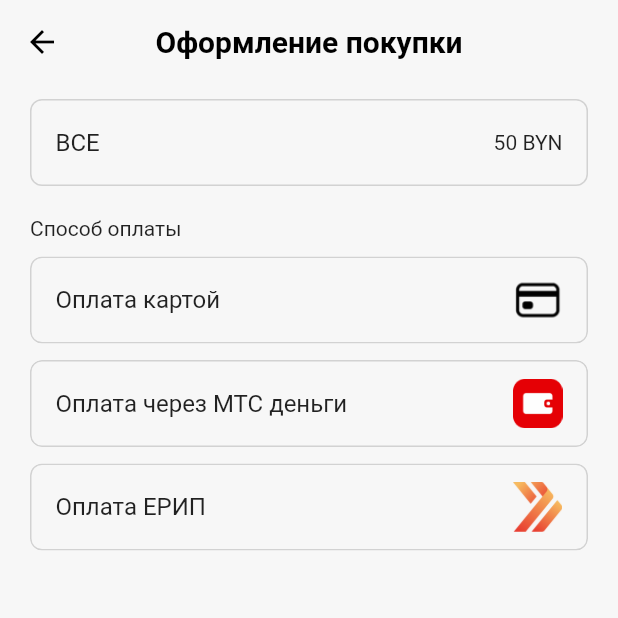
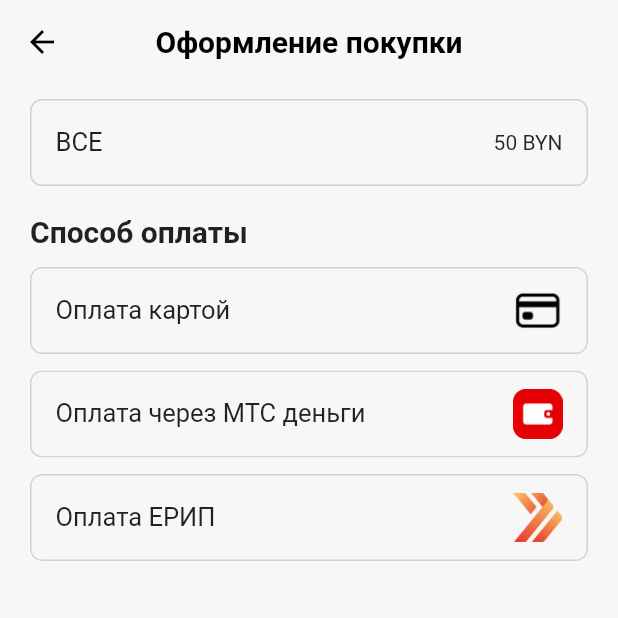
Before and after one commit to pokenem/mtc_xackaton, a Flutter app: the screen it shows after launch, after a tap on "КУПИТЬ", on a phone screen of 412 x 824 dp, the top half of it. Run offline on Flutter 3.47's test engine with Material 2 defaults, Android fonts, the phone set to English and light mode, and no system bars; our stand-ins replace dropdown_textfield, flutter_bloc, flutter_svg, get_it, share; network calls fail; Roboto replaces fonts that are missing (Arial).

Commit message:
otpidorasil 2 pages

```diff
--- a/lib/ui/app.dart
+++ b/lib/ui/app.dart
@@ -2,6 +2,7 @@
 import 'package:flutter_bloc/flutter_bloc.dart';
 import 'package:get_it/get_it.dart';
 import 'package:mtc_xackaton/ui/navigation/navigation_manager.dart';
+import 'package:mtc_xackaton/ui/styles/app_color.dart';
 
 import '../domain/app_cubit.dart';
 import 'navigation/navigation_state.dart';
@@ -35,6 +36,7 @@
         return appCubit;
       },
       child: MaterialApp.router(
+        color: AppColor.backgroundMain,
         debugShowCheckedModeBanner: false,
         title: 'MTS Hackathon',
         routerDelegate: _routerDelegate,
--- a/lib/ui/pages/main_page/main_page.dart
+++ b/lib/ui/pages/main_page/main_page.dart
@@ -2,6 +2,8 @@
 import 'package:mtc_xackaton/ui/pages/main_page/tabs/tab_money.dart';
 import 'package:mtc_xackaton/ui/pages/main_page/tabs/tab_service.dart';
 import 'package:mtc_xackaton/ui/widgets/app_bar.dart';
+
+import '../../styles/app_color.dart';
 
 class MainPage extends StatelessWidget {
   const MainPage({super.key});
@@ -14,10 +16,18 @@
         backgroundColor: const Color(0xFFF7F7F7),
         appBar: createAppBar(
           bottom: const TabBar(
-            indicatorColor: Colors.red,
-            labelColor: Colors.black,
+            unselectedLabelColor: AppColor.lightGrey,
+            indicatorColor: AppColor.red,
+            labelColor: AppColor.red,
+            labelStyle: TextStyle(
+              fontFamily: 'Arial',
+              fontWeight: FontWeight.w700,
+              letterSpacing: 1.25,
+              height: 16 / 13,
+              fontSize: 13,
+            ),
             tabs: [
-              Tab(text: 'НОМИНАЛЬНЫЕ'),
+              Tab(text: 'НОМИНАЛЬНЫЕ',),
               Tab(text: 'НА УСЛУГИ'),
             ],
           ),
--- a/lib/ui/pages/main_page/tabs/tab_money.dart
+++ b/lib/ui/pages/main_page/tabs/tab_money.dart
@@ -9,6 +9,7 @@
 import 'package:mtc_xackaton/ui/widgets/banner.dart';
 
 import '../../../../domain/app_cubit.dart';
+import '../../../styles/app_color.dart';
 
 int nCategories = 4;
 List<String> categories = [
@@ -87,7 +88,7 @@
                     decoration: BoxDecoration(
                       borderRadius: BorderRadius.circular(14),
                       border: Border.all(color: const Color(0xFFD9D9D9)),
-                      color: const Color(0xFFF7F7F7),
+                      color: AppColor.backgroundMain,
                     ),
                     alignment: Alignment.center,
                     height: 45,
@@ -97,6 +98,9 @@
                         color: Colors.black,
                         fontFamily: 'Arial',
                         fontSize: 16,
+                        fontWeight: FontWeight.w700,
+                        letterSpacing: 1.25,
+                        height: 16 / 13,
                       ),
                     ),
                   ),
@@ -137,6 +141,9 @@
                               color: Colors.black,
                               fontFamily: 'Arial',
                               fontSize: 16,
+                              fontWeight: FontWeight.w700,
+                              height: 1,
+                              letterSpacing: 1.25,
                             ),
                           ),
                         ),
@@ -196,9 +203,12 @@
                           child: const Text(
                             'КУПИТЬ',
                             style: TextStyle(
-                              color: Colors.white,
+                              color: AppColor.white,
                               fontFamily: 'Arial',
                               fontSize: 16,
+                              fontWeight: FontWeight.w700,
+                              height: 1,
+                              letterSpacing: 1.25,
                             ),
                           ),
                         ),
--- a/lib/ui/pages/order_page/order_page.dart
+++ b/lib/ui/pages/order_page/order_page.dart
@@ -33,17 +33,40 @@
                 children: [
                   const SizedBox(height: 10),
                   ListTile(
-                    title: Text(cert.title),
-                    trailing: Text('${cert.cost} BYN'),
+                    title: Text(
+                      cert.title,
+                      style: TextStyle(
+                        fontWeight: FontWeight.w400,
+                        fontSize: 17,
+                        fontFamily: 'Arial',
+                        height: 16 / 14,
+                      ),
+                    ),
+                    trailing: Text(
+                      '${cert.cost} BYN',
+                      style: TextStyle(
+                        fontFamily: 'Arial',
+                        fontSize: 14,
+                        fontWeight: FontWeight.w400,
+                        height: 16 / 14,
+                      ),
+                    ),
                     shape: RoundedRectangleBorder(
-                      side:
-                          const BorderSide(color: Color(0xFFD2D2D2), width: 1),
+                      side: const BorderSide(color: Color(0xFFD2D2D2), width: 1),
                       borderRadius: BorderRadius.circular(8),
                     ),
                   ),
                   const Padding(
                     padding: EdgeInsets.only(top: 20),
-                    child: Text('Способ оплаты'),
+                    child: Text(
+                      'Способ оплаты',
+                      style: TextStyle(
+                        fontFamily: 'Arial',
+                        fontSize: 20,
+                        height: 23 / 20,
+                        fontWeight: FontWeight.w700,
+                      ),
+                    ),
                   ),
                   PaymentTile(
                     way: 'Оплата картой',
--- a/lib/ui/pages/order_page/widgets/payment_tile.dart
+++ b/lib/ui/pages/order_page/widgets/payment_tile.dart
@@ -34,7 +34,12 @@
               onGoToPay();
             },
             child: ListTile(
-              title: Text(way),
+              title: Text(way,style: TextStyle(
+                fontWeight: FontWeight.w400,
+                fontSize: 17,
+                fontFamily: 'Arial',
+                height: 16 / 14,
+              ),),
               trailing: SizedBox(
                 width: 33,
                 height: 33,
--- /dev/null
+++ b/lib/ui/styles/app_color.dart
@@ -0,0 +1,10 @@
+import 'package:flutter/material.dart';
+
+class AppColor{
+  static const Color white = Color(0xFFFFFFFF);
+  static const Color backgroundMain = Color(0xFFF7F7F7);
+  static const Color black = Color(0xFF000000);
+  static const Color lightGrey = Color (0xFFADAFAF);
+  static const Color grey = Color (0xFF58595B);
+  static const Color red = Color(0xFFE30611);
+}
--- a/lib/ui/widgets/app_bar.dart
+++ b/lib/ui/widgets/app_bar.dart
@@ -4,6 +4,7 @@
 import 'package:mtc_xackaton/ui/navigation/navigation_manager.dart';
 
 import '../assets.dart';
+import '../styles/app_color.dart';
 
 PreferredSizeWidget createAppBar({
   String title = 'Сертификаты',
@@ -18,14 +19,14 @@
     title: Text(
       title,
       style: const TextStyle(
-        color: Colors.black,
+        color: AppColor.black,
         fontWeight: FontWeight.w700,
         fontSize: 20,
         height: 24 / 20,
       ),
     ),
     leading: hasBackButton ? IconButton(
-      icon: const Icon(Icons.arrow_back, color: Colors.black),
+      icon: const Icon(Icons.arrow_back, color: AppColor.black),
       onPressed: () {
         GetIt.I.get<NavMan>().pop();
       },
```
